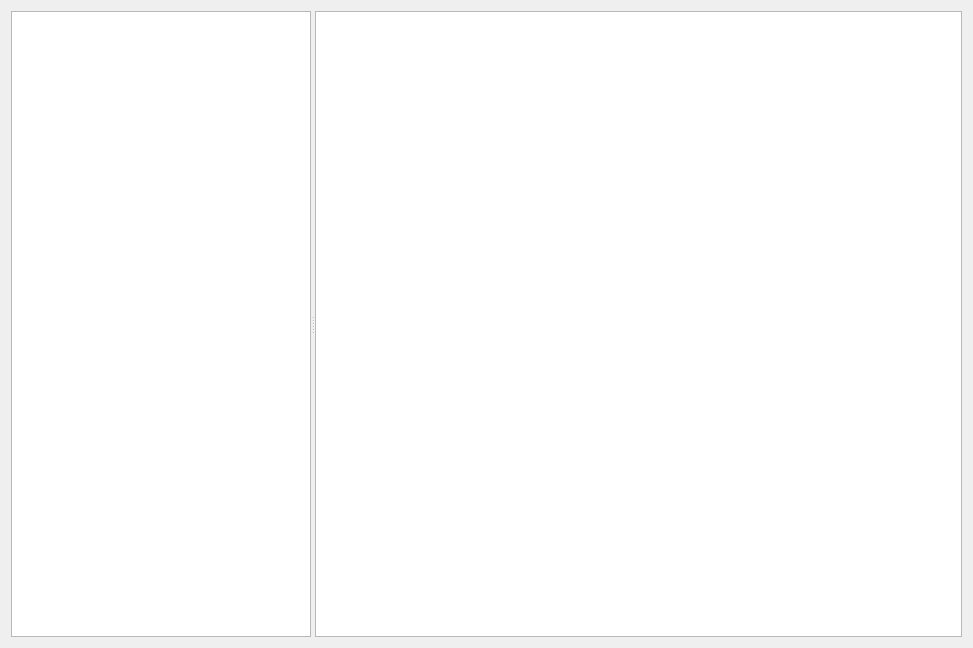
Qt form formpremmon.ui (Sergeyego/el_zp) before a commit.
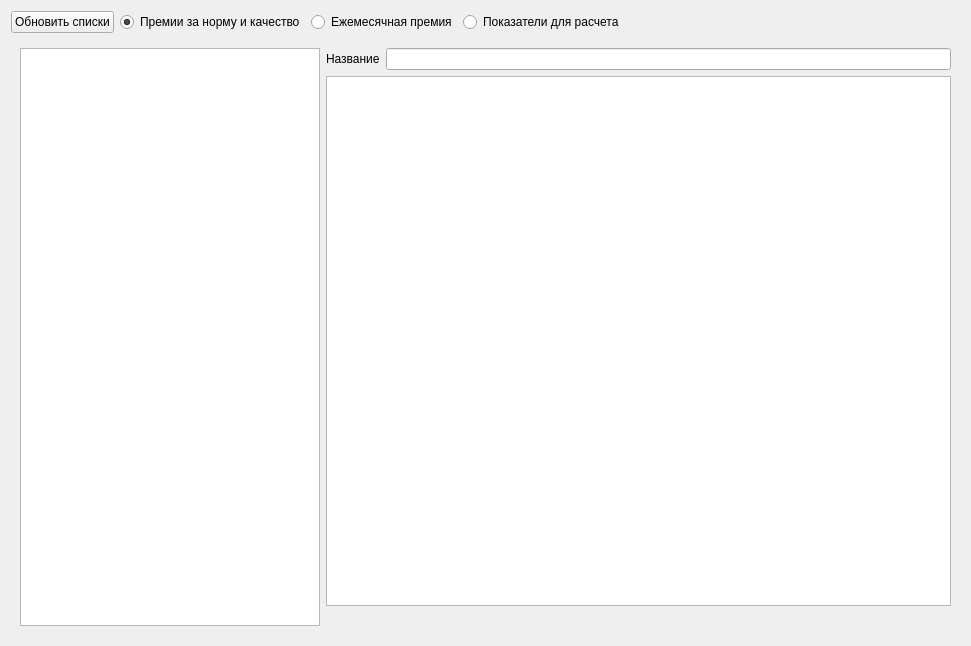
The same form after that commit. The open tabs and pages were chosen to show the change. Custom widgets are drawn as their Qt base class.

What changed in the file:
```diff
--- a/formpremmon.ui
+++ b/formpremmon.ui
@@ -6,8 +6,8 @@
    <rect>
     <x>0</x>
     <y>0</y>
-    <width>973</width>
-    <height>648</height>
+    <width>971</width>
+    <height>646</height>
    </rect>
   </property>
   <property name="windowTitle">
@@ -15,25 +15,156 @@
   </property>
   <layout class="QVBoxLayout" name="verticalLayout">
    <item>
-    <widget class="QSplitter" name="splitter">
-     <property name="orientation">
-      <enum>Qt::Horizontal</enum>
+    <layout class="QHBoxLayout" name="horizontalLayout">
+     <item>
+      <widget class="QPushButton" name="pushButtonUpd">
+       <property name="text">
+        <string>Обновить списки</string>
+       </property>
+      </widget>
+     </item>
+     <item>
+      <widget class="QRadioButton" name="radioButtonNorm">
+       <property name="text">
+        <string>Премии за норму и качество</string>
+       </property>
+       <property name="checked">
+        <bool>true</bool>
+       </property>
+      </widget>
+     </item>
+     <item>
+      <widget class="QRadioButton" name="radioButtonMon">
+       <property name="text">
+        <string>Ежемесячная премия</string>
+       </property>
+      </widget>
+     </item>
+     <item>
+      <widget class="QRadioButton" name="radioButtonList">
+       <property name="text">
+        <string>Показатели для расчета</string>
+       </property>
+      </widget>
+     </item>
+     <item>
+      <spacer name="horizontalSpacer">
+       <property name="orientation">
+        <enum>Qt::Horizontal</enum>
+       </property>
+       <property name="sizeHint" stdset="0">
+        <size>
+         <width>40</width>
+         <height>20</height>
+        </size>
+       </property>
+      </spacer>
+     </item>
+    </layout>
+   </item>
+   <item>
+    <widget class="QStackedWidget" name="stackedWidget">
+     <property name="currentIndex">
+      <number>0</number>
      </property>
-     <widget class="DbViewer" name="tableViewProf">
-      <property name="minimumSize">
-       <size>
-        <width>0</width>
-        <height>0</height>
-       </size>
-      </property>
-      <property name="maximumSize">
-       <size>
-        <width>300</width>
-        <height>16777215</height>
-       </size>
-      </property>
+     <widget class="QWidget" name="page_1">
+      <layout class="QVBoxLayout" name="verticalLayout_4">
+       <item>
+        <layout class="QHBoxLayout" name="horizontalLayout_3">
+         <item>
+          <widget class="QListView" name="listViewZon">
+           <property name="maximumSize">
+            <size>
+             <width>300</width>
+             <height>16777215</height>
+            </size>
+           </property>
+          </widget>
+         </item>
+         <item>
+          <widget class="DbViewer" name="tableViewNorm"/>
+         </item>
+        </layout>
+       </item>
+      </layout>
      </widget>
-     <widget class="DbViewer" name="tableViewPrem"/>
+     <widget class="QWidget" name="page_2">
+      <layout class="QVBoxLayout" name="verticalLayout_2">
+       <item>
+        <layout class="QHBoxLayout" name="horizontalLayout_2">
+         <item>
+          <widget class="QListView" name="listViewProf">
+           <property name="maximumSize">
+            <size>
+             <width>300</width>
+             <height>16777215</height>
+            </size>
+           </property>
+          </widget>
+         </item>
+         <item>
+          <widget class="DbViewer" name="tableViewPrem"/>
+         </item>
+        </layout>
+       </item>
+      </layout>
+     </widget>
+     <widget class="QWidget" name="page_3">
+      <layout class="QVBoxLayout" name="verticalLayout_5">
+       <item>
+        <layout class="QHBoxLayout" name="horizontalLayout_5">
+         <item>
+          <widget class="DbViewer" name="tableViewList">
+           <property name="maximumSize">
+            <size>
+             <width>300</width>
+             <height>16777215</height>
+            </size>
+           </property>
+          </widget>
+         </item>
+         <item>
+          <layout class="QVBoxLayout" name="verticalLayout_3">
+           <item>
+            <layout class="QHBoxLayout" name="horizontalLayout_6">
+             <item>
+              <widget class="QLabel" name="label">
+               <property name="text">
+                <string>Название</string>
+               </property>
+              </widget>
+             </item>
+             <item>
+              <widget class="QLineEdit" name="lineEditNam"/>
+             </item>
+            </layout>
+           </item>
+           <item>
+            <widget class="DbViewer" name="tableViewCont"/>
+           </item>
+           <item>
+            <layout class="QHBoxLayout" name="horizontalLayoutMap">
+             <item>
+              <spacer name="horizontalSpacer_2">
+               <property name="orientation">
+                <enum>Qt::Horizontal</enum>
+               </property>
+               <property name="sizeHint" stdset="0">
+                <size>
+                 <width>40</width>
+                 <height>20</height>
+                </size>
+               </property>
+              </spacer>
+             </item>
+            </layout>
+           </item>
+          </layout>
+         </item>
+        </layout>
+       </item>
+      </layout>
+     </widget>
     </widget>
    </item>
   </layout>
```
